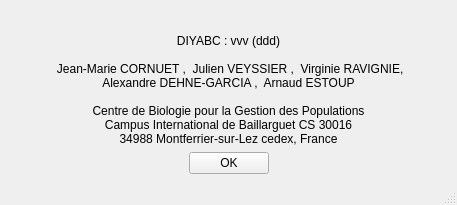
The window that python_interface/uis/about.ui (cbgp/diyabc) describes before a commit, drawn with Qt 5.
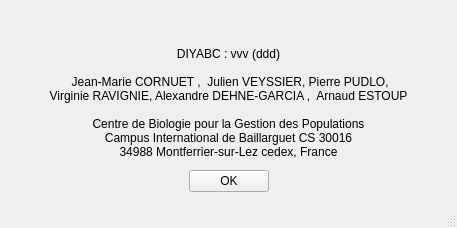
The same window after the commit.

Commit message: pierre added to about, ordre boutons open new new

```diff
--- a/python_interface/uis/about.ui
+++ b/python_interface/uis/about.ui
@@ -10,7 +10,7 @@
     <x>0</x>
     <y>0</y>
     <width>457</width>
-    <height>205</height>
+    <height>228</height>
    </rect>
   </property>
   <property name="windowTitle">
@@ -33,8 +33,8 @@
       <property name="text">
        <string>DIYABC : vvv (ddd) 
 
- Jean-Marie CORNUET ,  Julien VEYSSIER ,  Virginie RAVIGNIE,
-Alexandre DEHNE-GARCIA ,  Arnaud ESTOUP
+ Jean-Marie CORNUET ,  Julien VEYSSIER, Pierre PUDLO,
+Virginie RAVIGNIE, Alexandre DEHNE-GARCIA ,  Arnaud ESTOUP
 
 Centre de Biologie pour la Gestion des Populations
 Campus International de Baillarguet CS 30016
```
Left out of the diff: 2 changed lines with no effect on the pictures. The commit also changes 1 other file.
